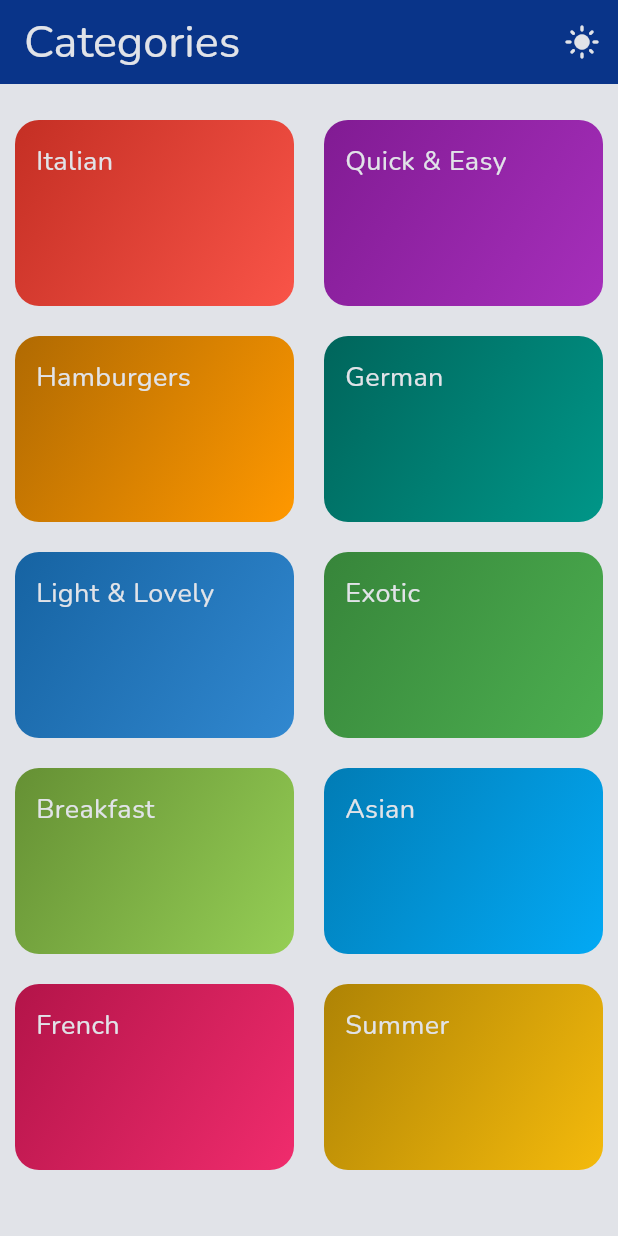
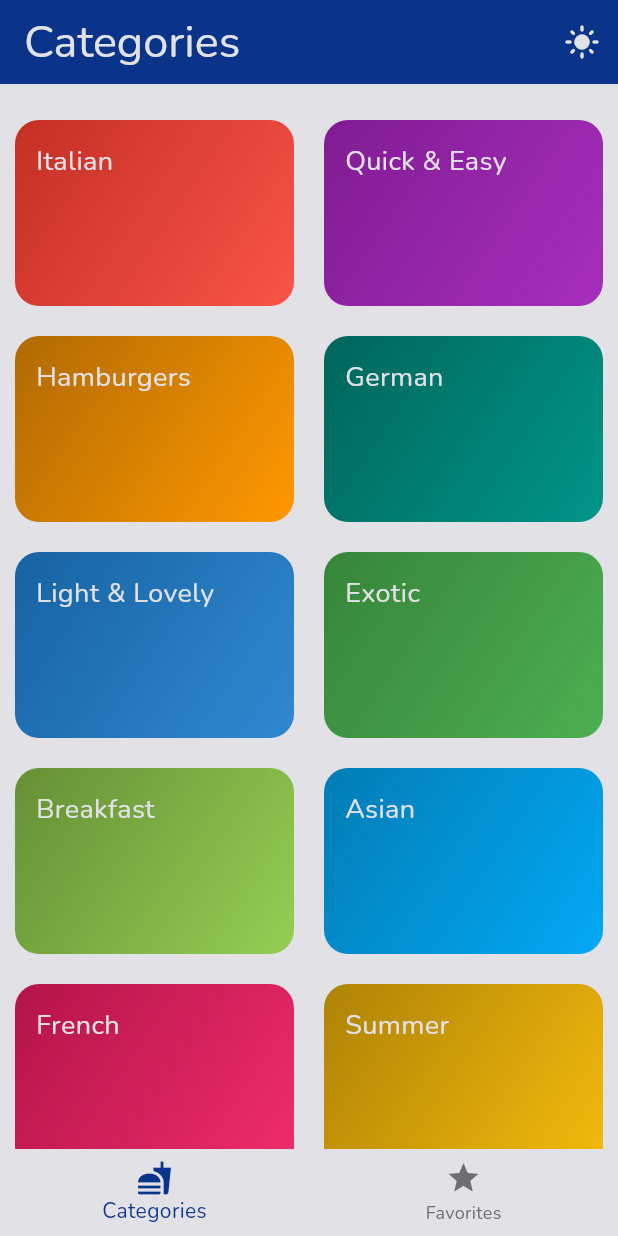
Before and after one commit to mikaelmicheline/meals_app, a Flutter app: the screen it shows after launch, on a phone screen of 412 x 824 dp. Run offline on Flutter 3.47's test engine with Material 3 defaults, Android fonts, the phone set to English and light mode, and no system bars; our stand-ins replace google_fonts, transparent_image.

```diff
--- a/lib/main.dart
+++ b/lib/main.dart
@@ -1,5 +1,5 @@
 import 'package:flutter/material.dart';
-import 'package:meals_app/screens/categories_screen/categories_screen.dart';
+import 'package:meals_app/screens/tabs_screen/tabs_screen.dart';
 import 'package:meals_app/theme/theme_dark.dart';
 import 'package:meals_app/theme/theme_light.dart';
 import 'package:meals_app/theme/theme_manager.dart';
@@ -14,7 +14,7 @@ class App extends StatefulWidget {
   const App({super.key});
 
   @override
-  State<StatefulWidget> createState() {
+  State<App> createState() {
     return _AppState();
   }
 }
@@ -44,7 +44,7 @@ class _AppState extends State<App> {
       theme: lightTheme,
       darkTheme: darkTheme,
       themeMode: themeManager.themeMode,
-      home: CategoriesScreen(),
+      home: TabsScreen(),
     );
   }
 }
--- a/lib/screens/categories_screen/categories_screen.dart
+++ b/lib/screens/categories_screen/categories_screen.dart
@@ -3,23 +3,30 @@ import 'package:meals_app/data/dummy_data.dart';
 import 'package:meals_app/models/category_model.dart';
 import 'package:meals_app/screens/categories_screen/widgets/category_item.dart';
 import 'package:meals_app/screens/meals_screen/meals_screen.dart';
-import 'package:meals_app/shared/widgets/custom_app_bar.dart';
-import 'package:meals_app/theme/text_styles.dart';
 
 class CategoriesScreen extends StatelessWidget {
   const CategoriesScreen({super.key});
 
   void _selectCategory(BuildContext context, CategoryModel category) {
-    Navigator.push(context,
-        MaterialPageRoute(builder: (ctx) => MealsScreen(category: category)));
+    final meals = availableMeals
+        .where((meal) => meal.categories.contains(category.id))
+        .toList();
+
+    Navigator.push(
+      context,
+      MaterialPageRoute(
+        builder: (ctx) => MealsScreen(
+          meals: meals,
+          title: category.title,
+          emptyText: "Try selecting a different category",
+        ),
+      ),
+    );
   }
 
   @override
   Widget build(BuildContext context) {
-    return Scaffold(
-      appBar: CustomAppBar(title: 'Categories'),
-      body: SafeArea(
-        child: GridView(
+    return GridView(
       padding: EdgeInsets.fromLTRB(10, 24, 10, 10),
       gridDelegate: SliverGridDelegateWithFixedCrossAxisCount(
         crossAxisCount: 2,
@@ -36,8 +43,6 @@ class CategoriesScreen extends StatelessWidget {
             },
           )
       ],
-        ),
-      ),
     );
   }
 }
--- /dev/null
+++ b/lib/screens/tabs_screen/tabs_screen.dart
@@ -0,0 +1,58 @@
+import 'package:flutter/material.dart';
+import 'package:meals_app/screens/categories_screen/categories_screen.dart';
+import 'package:meals_app/screens/meals_screen/meals_screen.dart';
+import 'package:meals_app/shared/widgets/custom_app_bar.dart';
+
+class TabsScreen extends StatefulWidget {
+  const TabsScreen({super.key});
+
+  @override
+  State<TabsScreen> createState() {
+    return _TabsScreenState();
+  }
+}
+
+class _TabsScreenState extends State<TabsScreen> {
+  int _selectedPageIndex = 0;
+  String _selectedPageTitle = 'Categories';
+
+  void _selectPage(int index) {
+    setState(() {
+      _selectedPageIndex = index;
+      _selectedPageTitle = _selectedPageIndex == 0 ? 'Categories' : 'Favorites';
+    });
+  }
+
+  @override
+  Widget build(BuildContext context) {
+    Widget activePage = const CategoriesScreen();
+
+    if (_selectedPageIndex == 1) {
+      activePage = MealsScreen(
+        meals: const [],
+        emptyText: "Your favorite meals will be displayed here",
+      );
+    }
+
+    return Scaffold(
+      appBar: CustomAppBar(title: _selectedPageTitle),
+      body: SafeArea(
+        child: activePage,
+      ),
+      bottomNavigationBar: BottomNavigationBar(
+        onTap: _selectPage,
+        currentIndex: _selectedPageIndex,
+        items: const [
+          BottomNavigationBarItem(
+            icon: Icon(Icons.fastfood),
+            label: 'Categories',
+          ),
+          BottomNavigationBarItem(
+            icon: Icon(Icons.star),
+            label: 'Favorites',
+          ),
+        ],
+      ),
+    );
+  }
+}
--- a/lib/shared/widgets/custom_app_bar.dart
+++ b/lib/shared/widgets/custom_app_bar.dart
@@ -8,7 +8,7 @@ class CustomAppBar extends StatefulWidget implements PreferredSizeWidget {
   final String title;
 
   @override
-  State<StatefulWidget> createState() {
+  State<CustomAppBar> createState() {
     return _CustomBarState();
   }
 
--- a/lib/theme/app_colors.dart
+++ b/lib/theme/app_colors.dart
@@ -1,8 +1,8 @@
 import 'package:flutter/material.dart';
 
 class AppColors {
-  static const Color white = Color.fromARGB(255, 225, 227, 232);
-  static const Color black = Color.fromARGB(255, 13, 14, 16);
+  static const Color white = Color.fromARGB(255, 225, 225, 230);
+  static const Color black = Color.fromARGB(255, 10, 10, 10);
 
   static const Color blue0 = Color.fromARGB(255, 192, 209, 247);
   static const Color blue1 = Color.fromARGB(255, 171, 194, 244);
@@ -14,4 +14,15 @@ class AppColors {
   static const Color blue7 = Color.fromARGB(255, 41, 89, 186);
   static const Color blue8 = Color.fromARGB(255, 23, 71, 165);
   static const Color blue9 = Color.fromARGB(255, 9, 52, 137);
+
+  static const Color gray0 = Color.fromARGB(255, 210, 210, 210);
+  static const Color gray1 = Color.fromARGB(255, 190, 190, 190);
+  static const Color gray2 = Color.fromARGB(255, 170, 170, 170);
+  static const Color gray3 = Color.fromARGB(255, 150, 150, 150);
+  static const Color gray4 = Color.fromARGB(255, 130, 130, 130);
+  static const Color gray5 = Color.fromARGB(255, 110, 110, 110);
+  static const Color gray6 = Color.fromARGB(255, 90, 90, 90);
+  static const Color gray7 = Color.fromARGB(255, 70, 70, 70);
+  static const Color gray8 = Color.fromARGB(255, 50, 50, 50);
+  static const Color gray9 = Color.fromARGB(255, 30, 30, 30);
 }
--- a/lib/theme/theme_dark.dart
+++ b/lib/theme/theme_dark.dart
@@ -11,4 +11,10 @@ ThemeData darkTheme = ThemeData(
     backgroundColor: AppColors.blue9,
     foregroundColor: AppColors.white,
   ),
+  bottomNavigationBarTheme: BottomNavigationBarThemeData(
+    backgroundColor: AppColors.blue9,
+    elevation: 0,
+    selectedItemColor: AppColors.white,
+    unselectedItemColor: AppColors.gray3,
+  ),
 );
--- a/lib/theme/theme_light.dart
+++ b/lib/theme/theme_light.dart
@@ -11,4 +11,10 @@ ThemeData lightTheme = ThemeData(
     backgroundColor: AppColors.blue9,
     foregroundColor: AppColors.white,
   ),
+  bottomNavigationBarTheme: BottomNavigationBarThemeData(
+    backgroundColor: AppColors.white,
+    elevation: 0,
+    selectedItemColor: AppColors.blue9,
+    unselectedItemColor: AppColors.gray5,
+  ),
 );
```
Also changed, not shown: lib/screens/meals_screen/meals_screen.dart (+10 -9 lines). Lines whose indentation alone changed are shown as unchanged.
